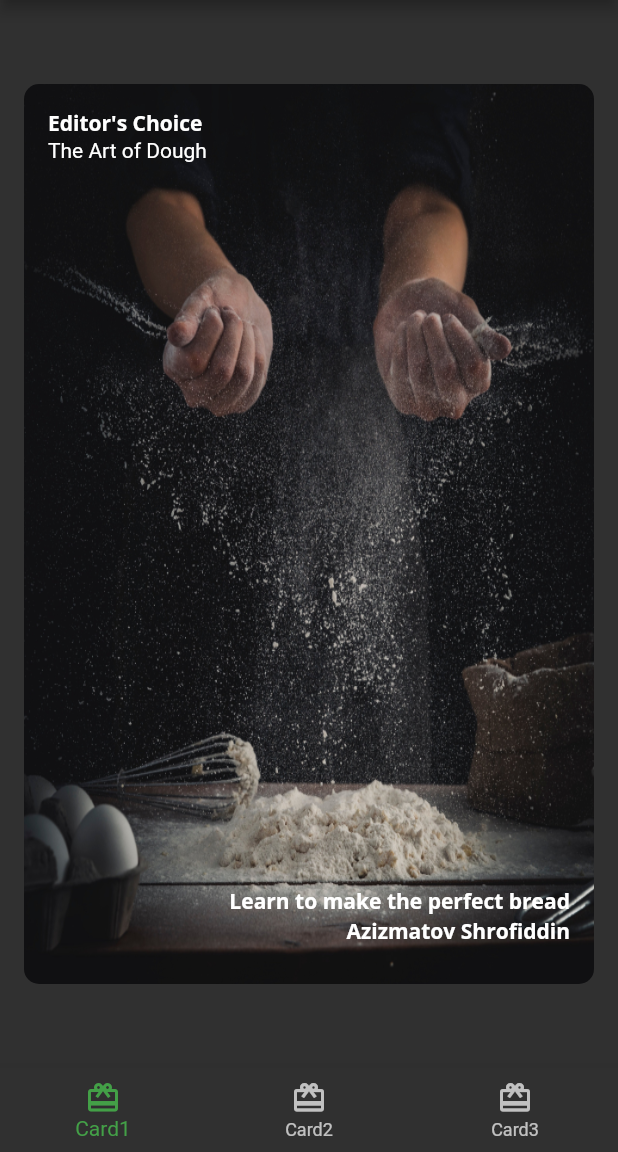
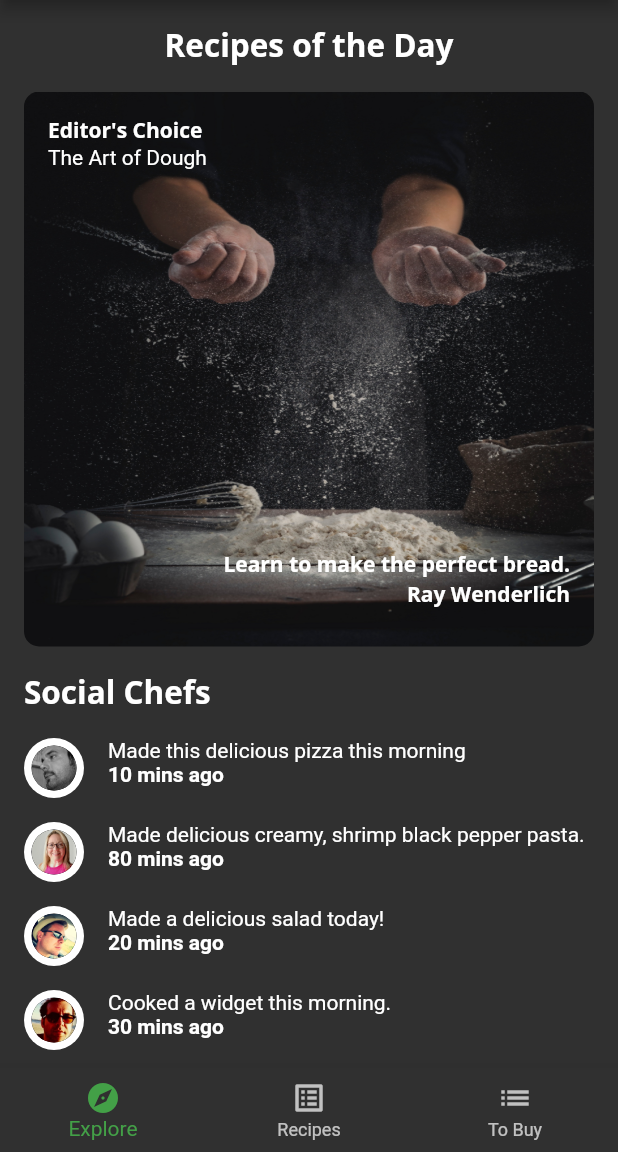
Before and after one commit to sharopcha/Food-recipe-app-flutter, a Flutter app: the screen it shows after launch, on a phone screen of 412 x 824 dp, the part 84-1236 px from its top. Run offline on Flutter 3.47's test engine with Material 2 defaults, Android fonts, the phone set to English and light mode, and no system bars; our stand-ins replace google_fonts.

Commit message:
fetching data showing as listview

```diff
--- a/lib/components/card1.dart
+++ b/lib/components/card1.dart
@@ -1,13 +1,11 @@
 import 'package:flutter/material.dart';
 import 'package:food_recipe_apprentice/fooderlich_theme.dart';
+import 'package:food_recipe_apprentice/models/explore_recipe.dart';
 
 class Card1 extends StatelessWidget {
-  const Card1({Key? key}) : super(key: key);
+  final ExploreRecipe recipe;
 
-  final String category = 'Editor\'s Choice';
-  final String title = 'The Art of Dough';
-  final String description = 'Learn to make the perfect bread';
-  final String chef = 'Azizmatov Shrofiddin';
+  const Card1({Key? key, required this.recipe}) : super(key: key);
 
   @override
   Widget build(BuildContext context) {
@@ -15,22 +13,22 @@ class Card1 extends StatelessWidget {
         child: Container(
       padding: const EdgeInsets.all(16),
       constraints: const BoxConstraints.expand(width: 380, height: 600),
-      decoration: const BoxDecoration(
+      decoration: BoxDecoration(
         image: DecorationImage(
-            image: AssetImage('assets/magazine_pics/mag1.png'),
+            image: AssetImage(recipe.backgroundImage.toString()),
             fit: BoxFit.fill),
-        borderRadius: BorderRadius.all(Radius.circular(10.0)),
+        borderRadius: const BorderRadius.all(Radius.circular(10.0)),
       ),
       child: Stack(
         children: [
           Text(
-            category,
+            recipe.subtitle.toString(),
             style: FooderlichTheme.darkTextTheme.bodyText1,
           ),
           Positioned(
             top: 20,
             child: Text(
-              title,
+              recipe.title.toString(),
               style: FooderlichTheme.darkTextTheme.headline5,
             ),
           ),
@@ -38,7 +36,7 @@ class Card1 extends StatelessWidget {
             bottom: 30,
             right: 0,
             child: Text(
-              description,
+              recipe.message.toString(),
               style: FooderlichTheme.darkTextTheme.bodyText1,
             ),
           ),
@@ -46,7 +44,7 @@ class Card1 extends StatelessWidget {
             bottom: 10,
             right: 0,
             child: Text(
-              chef,
+              recipe.authorName.toString(),
               style: FooderlichTheme.darkTextTheme.bodyText1,
             ),
           )
--- /dev/null
+++ b/lib/components/friend_post_list_view.dart
@@ -0,0 +1,49 @@
+import 'package:flutter/cupertino.dart';
+import 'package:flutter/material.dart';
+import 'package:food_recipe_apprentice/components/friend_post_tile.dart';
+import 'package:food_recipe_apprentice/models/post.dart';
+
+class FriendPostListView extends StatelessWidget {
+  const FriendPostListView({Key? key, required this.friendPosts})
+      : super(key: key);
+
+  final List<Post> friendPosts;
+
+  @override
+  Widget build(BuildContext context) {
+    return Padding(
+      padding: EdgeInsets.only(left: 16, right: 16, top: 0),
+      child: Column(
+        crossAxisAlignment: CrossAxisAlignment.start,
+        children: [
+          Text(
+            'Social Chefs',
+            style: Theme.of(context).textTheme.headline2,
+          ),
+          const SizedBox(
+            height: 16,
+          ),
+          ListView.separated(
+            primary: false,
+            physics: const BouncingScrollPhysics(),
+            shrinkWrap: true,
+            scrollDirection: Axis.vertical,
+            itemCount: friendPosts.length,
+            itemBuilder: (context, index) {
+              final post = friendPosts[index];
+              return FriendPostTile(post: post);
+            },
+            separatorBuilder: (context, index) {
+              return const SizedBox(
+                height: 16,
+              );
+            },
+          ),
+          const SizedBox(
+            height: 16,
+          )
+        ],
+      ),
+    );
+  }
+}
--- /dev/null
+++ b/lib/components/friend_post_tile.dart
@@ -0,0 +1,41 @@
+import 'package:flutter/material.dart';
+import 'package:food_recipe_apprentice/components/circle_image.dart';
+import 'package:food_recipe_apprentice/models/post.dart';
+
+class FriendPostTile extends StatelessWidget {
+  const FriendPostTile({Key? key, required this.post}) : super(key: key);
+
+  final Post post;
+
+  @override
+  Widget build(BuildContext context) {
+    return Row(
+      crossAxisAlignment: CrossAxisAlignment.start,
+      mainAxisAlignment: MainAxisAlignment.start,
+      children: [
+        CircleImage(
+          imageProvider: AssetImage(
+            post.profileImageUrl.toString(),
+          ),
+        ),
+        SizedBox(
+          width: 16,
+        ),
+        Expanded(
+          child: Column(
+            crossAxisAlignment: CrossAxisAlignment.start,
+            children: [
+              Text(
+                post.comment.toString(),
+              ),
+              Text(
+                '${post.timestamp} mins ago',
+                style: const TextStyle(fontWeight: FontWeight.w700),
+              )
+            ],
+          ),
+        )
+      ],
+    );
+  }
+}
--- /dev/null
+++ b/lib/components/today_recipe_list_view.dart
@@ -0,0 +1,60 @@
+import 'package:flutter/material.dart';
+import 'package:food_recipe_apprentice/components/card1.dart';
+import 'package:food_recipe_apprentice/components/card2.dart';
+import 'package:food_recipe_apprentice/components/card3.dart';
+import 'package:food_recipe_apprentice/models/explore_recipe.dart';
+
+class TodayRecipeListView extends StatelessWidget {
+  const TodayRecipeListView({Key? key, required this.recipes})
+      : super(key: key);
+
+  final List<ExploreRecipe> recipes;
+
+  @override
+  Widget build(BuildContext context) {
+    return Padding(
+      padding: EdgeInsets.only(left: 16, right: 16, top: 16),
+      child: Column(
+        children: [
+          Text(
+            'Recipes of the Day',
+            style: Theme.of(context).textTheme.headline2,
+          ),
+          const SizedBox(
+            height: 16,
+          ),
+          Container(
+            height: 370,
+            // TODO: Add list view here
+            color: Colors.transparent,
+            child: ListView.separated(
+                physics: ClampingScrollPhysics(),
+                scrollDirection: Axis.horizontal,
+                itemBuilder: (context, index) {
+                  final recipe = recipes[index];
+                  return buildCard(recipe);
+                },
+                separatorBuilder: (context, index) {
+                  return const SizedBox(
+                    width: 16,
+                  );
+                },
+                itemCount: recipes.length),
+          )
+        ],
+      ),
+    );
+  }
+
+  Widget buildCard(ExploreRecipe recipe) {
+    if (recipe.cardType == RecipeCardType.card1) {
+      return Card1(recipe: recipe);
+    } else if (recipe.cardType == RecipeCardType.card2) {
+      return Card2(recipe: recipe);
+    } else if (recipe.cardType == RecipeCardType.card3) {
+      return Card3(recipe: recipe);
+    } else {
+      throw Exception("This card doesn't exist yet");
+    }
+  }
+}
--- a/lib/home.dart
+++ b/lib/home.dart
@@ -2,6 +2,8 @@ import 'package:flutter/material.dart';
 import 'package:food_recipe_apprentice/components/card1.dart';
 import 'package:food_recipe_apprentice/components/card2.dart';
 import 'package:food_recipe_apprentice/components/card3.dart';
+import 'package:food_recipe_apprentice/models/models.dart';
+import 'package:food_recipe_apprentice/screens/explore_screen.dart';
 
 class Home extends StatefulWidget {
   const Home({Key? key}) : super(key: key);
@@ -14,9 +16,41 @@ class _HomeState extends State<Home> {
   int _selectedIndex = 0;
 
   static List<Widget> pages = [
-    const Card1(),
-    const Card2(),
-    const Card3(),
+    // Card1(
+    //   recipe: ExploreRecipe(
+    //       authorName: 'Ray Wendelich',
+    //       title: 'The Art of Dough',
+    //       subtitle: 'Editor\'s Choice',
+    //       message: 'Learn to make the perfect bread',
+    //       backgroundImage: 'assets/magazine_pics/mag1.png'),
+    // ),
+    ExploreScreen(),
+    Card2(
+      recipe: ExploreRecipe(
+          authorName: 'Mike Katz',
+          role: 'Smoothie Connoisseur',
+          profileImage: 'assets/profile_pics/person_katz.jpeg',
+          title: 'Recipe',
+          subtitle: 'Smoothies',
+          backgroundImage: 'assets/magazine_pics/mag2.png'),
+    ),
+    Card3(
+      recipe: ExploreRecipe(
+          title: 'Vegan Trends',
+          tags: [
+            'Healthy',
+            'Vegan',
+            'Carrots',
+            'Greens',
+            'Wheat',
+            'Pescetarian',
+            'Mint',
+            'Lemongrass',
+            'Salad',
+            'Water'
+          ],
+          backgroundImage: 'assets/magazine_pics/mag3.png'),
+    ),
   ];
 
   void _onItemTapped(int index) {
@@ -41,12 +75,9 @@ class _HomeState extends State<Home> {
         onTap: _onItemTapped,
         selectedItemColor: Theme.of(context).textSelectionTheme.selectionColor,
         items: const [
-          BottomNavigationBarItem(
-              icon: Icon(Icons.card_giftcard), label: 'Card1'),
-          BottomNavigationBarItem(
-              icon: Icon(Icons.card_giftcard), label: 'Card2'),
-          BottomNavigationBarItem(
-              icon: Icon(Icons.card_giftcard), label: 'Card3'),
+          BottomNavigationBarItem(icon: Icon(Icons.explore), label: 'Explore'),
+          BottomNavigationBarItem(icon: Icon(Icons.list_alt), label: 'Recipes'),
+          BottomNavigationBarItem(icon: Icon(Icons.list), label: 'To Buy'),
         ],
       ),
     );
--- /dev/null
+++ b/lib/screens/explore_screen.dart
@@ -0,0 +1,39 @@
+import 'package:flutter/material.dart';
+import 'package:food_recipe_apprentice/api/mock_fooderlich_service.dart';
+import 'package:food_recipe_apprentice/components/friend_post_list_view.dart';
+import 'package:food_recipe_apprentice/components/friend_post_tile.dart';
+import 'package:food_recipe_apprentice/components/today_recipe_list_view.dart';
+import 'package:food_recipe_apprentice/models/explore_data.dart';
+
+class ExploreScreen extends StatelessWidget {
+  ExploreScreen({Key? key}) : super(key: key);
+
+  final mockServer = MockFooderlichService();
+
+  @override
+  Widget build(BuildContext context) {
+    return FutureBuilder<ExploreData>(
+      future: mockServer.getExploreData(),
+      builder: (context, snapshot) {
+        if (snapshot.connectionState == ConnectionState.done) {
+          final recipes = snapshot.data!.todayRecipes;
+
+          return ListView(
+            scrollDirection: Axis.vertical,
+            children: [
+              TodayRecipeListView(recipes: recipes),
+              const SizedBox(
+                height: 16,
+              ),
+              FriendPostListView(friendPosts: snapshot.data!.friendPosts),
+            ],
+          );
+        } else {
+          return const Center(
+            child: CircularProgressIndicator(),
+          );
+        }
+      },
+    );
+  }
+}
```
Also changed, not shown: lib/components/card2.dart (+12 -10 lines), lib/components/card3.dart (+33 -85 lines).
